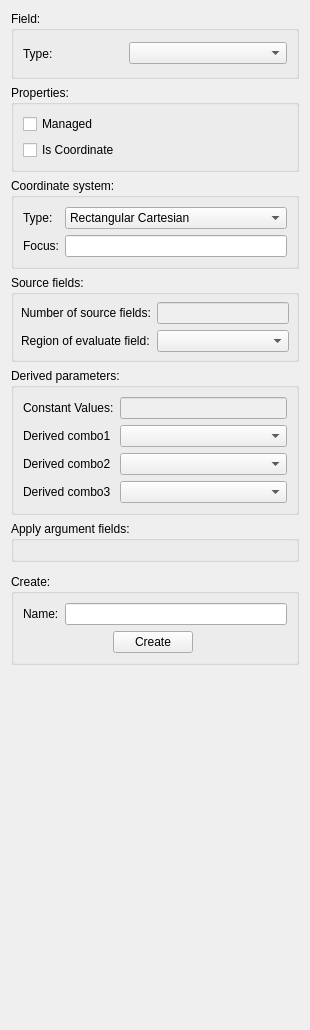
hsorby/cmlibs.widgets, file res/designer/fieldeditorwidget.ui: the form before one commit.
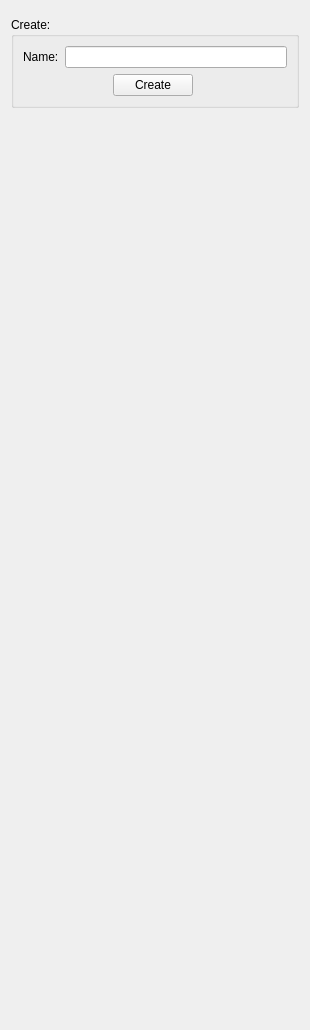
The form after the commit. Custom widgets are drawn as their Qt base class.

Commit message: Remove code no longer used from fieldeditorwidget.py.

The edit to the form file:
```diff
--- a/res/designer/fieldeditorwidget.ui
+++ b/res/designer/fieldeditorwidget.ui
@@ -29,263 +29,6 @@
    <string>Field Editor</string>
   </property>
   <layout class="QVBoxLayout" name="verticalLayout">
-   <item>
-    <widget class="QGroupBox" name="field_groupbox">
-     <property name="title">
-      <string>Field:</string>
-     </property>
-     <layout class="QHBoxLayout" name="horizontalLayout">
-      <item>
-       <widget class="QLabel" name="field_type_label">
-        <property name="sizePolicy">
-         <sizepolicy hsizetype="Minimum" vsizetype="Preferred">
-          <horstretch>0</horstretch>
-          <verstretch>0</verstretch>
-         </sizepolicy>
-        </property>
-        <property name="minimumSize">
-         <size>
-          <width>100</width>
-          <height>27</height>
-         </size>
-        </property>
-        <property name="text">
-         <string>Type:</string>
-        </property>
-       </widget>
-      </item>
-      <item>
-       <widget class="FieldTypeChooserWidget" name="field_type_chooser">
-        <property name="sizePolicy">
-         <sizepolicy hsizetype="Expanding" vsizetype="Fixed">
-          <horstretch>0</horstretch>
-          <verstretch>0</verstretch>
-         </sizepolicy>
-        </property>
-        <property name="sizeAdjustPolicy">
-         <enum>QComboBox::AdjustToContents</enum>
-        </property>
-       </widget>
-      </item>
-     </layout>
-    </widget>
-   </item>
-   <item>
-    <widget class="QGroupBox" name="general_groupbox">
-     <property name="enabled">
-      <bool>true</bool>
-     </property>
-     <property name="maximumSize">
-      <size>
-       <width>16777215</width>
-       <height>16777215</height>
-      </size>
-     </property>
-     <property name="title">
-      <string>Properties:</string>
-     </property>
-     <property name="checkable">
-      <bool>false</bool>
-     </property>
-     <layout class="QGridLayout" name="gridLayout_3">
-      <item row="1" column="0">
-       <widget class="QCheckBox" name="type_coordinate_checkbox">
-        <property name="text">
-         <string>Is Coordinate</string>
-        </property>
-       </widget>
-      </item>
-      <item row="0" column="0">
-       <widget class="QCheckBox" name="managed_checkbox">
-        <property name="text">
-         <string>Managed</string>
-        </property>
-       </widget>
-      </item>
-     </layout>
-    </widget>
-   </item>
-   <item>
-    <widget class="QGroupBox" name="coordinate_system_groupbox">
-     <property name="maximumSize">
-      <size>
-       <width>16777215</width>
-       <height>16777215</height>
-      </size>
-     </property>
-     <property name="title">
-      <string>Coordinate system:</string>
-     </property>
-     <property name="flat">
-      <bool>false</bool>
-     </property>
-     <layout class="QGridLayout" name="gridLayout">
-      <item row="0" column="0">
-       <widget class="QLabel" name="coordinate_system_type_label">
-        <property name="text">
-         <string>Type:</string>
-        </property>
-       </widget>
-      </item>
-      <item row="0" column="1">
-       <widget class="FieldChooserWidget" name="coordinate_system_type_chooser">
-        <property name="editable">
-         <bool>false</bool>
-        </property>
-        <property name="sizeAdjustPolicy">
-         <enum>QComboBox::AdjustToContents</enum>
-        </property>
-        <item>
-         <property name="text">
-          <string>Rectangular Cartesian</string>
-         </property>
-        </item>
-        <item>
-         <property name="text">
-          <string>Cylindrial Polar</string>
-         </property>
-        </item>
-        <item>
-         <property name="text">
-          <string>Spherical Polar</string>
-         </property>
-        </item>
-        <item>
-         <property name="text">
-          <string>Prolate Spheroidal</string>
-         </property>
-        </item>
-        <item>
-         <property name="text">
-          <string>Oblate Spheroidal</string>
-         </property>
-        </item>
-        <item>
-         <property name="text">
-          <string>Fibre</string>
-         </property>
-        </item>
-       </widget>
-      </item>
-      <item row="1" column="0">
-       <widget class="QLabel" name="coordinate_system_focus_label">
-        <property name="text">
-         <string>Focus:</string>
-        </property>
-       </widget>
-      </item>
-      <item row="1" column="1">
-       <widget class="QLineEdit" name="coordinate_system_focus_lineedit"/>
-      </item>
-     </layout>
-    </widget>
-   </item>
-   <item>
-    <widget class="QGroupBox" name="sourcefields_groupbox">
-     <property name="title">
-      <string>Source fields:</string>
-     </property>
-     <layout class="QGridLayout" name="gridLayout_4">
-      <property name="leftMargin">
-       <number>7</number>
-      </property>
-      <property name="topMargin">
-       <number>7</number>
-      </property>
-      <property name="rightMargin">
-       <number>7</number>
-      </property>
-      <property name="bottomMargin">
-       <number>7</number>
-      </property>
-      <item row="0" column="0">
-       <widget class="QLabel" name="number_of_source_fields_label">
-        <property name="text">
-         <string>Number of source fields:</string>
-        </property>
-       </widget>
-      </item>
-      <item row="0" column="1">
-       <widget class="QLineEdit" name="number_of_source_fields_lineedit">
-        <property name="enabled">
-         <bool>false</bool>
-        </property>
-       </widget>
-      </item>
-      <item row="1" column="0">
-       <widget class="QLabel" name="region_of_apply_fields_label">
-        <property name="text">
-         <string>Region of evaluate field:</string>
-        </property>
-       </widget>
-      </item>
-      <item row="1" column="1">
-       <widget class="RegionChooserWidget" name="region_of_apply_fields_chooser"/>
-      </item>
-     </layout>
-    </widget>
-   </item>
-   <item>
-    <widget class="QGroupBox" name="derived_groupbox">
-     <property name="title">
-      <string>Derived parameters:</string>
-     </property>
-     <layout class="QGridLayout" name="gridLayout_9">
-      <item row="1" column="2">
-       <widget class="QComboBox" name="derived_chooser_1"/>
-      </item>
-      <item row="0" column="0">
-       <widget class="QLabel" name="derived_values_label">
-        <property name="text">
-         <string>Constant Values:</string>
-        </property>
-       </widget>
-      </item>
-      <item row="3" column="2">
-       <widget class="QComboBox" name="derived_chooser_3"/>
-      </item>
-      <item row="1" column="0">
-       <widget class="QLabel" name="derived_combo_label_1">
-        <property name="text">
-         <string>Derived combo1</string>
-        </property>
-       </widget>
-      </item>
-      <item row="2" column="0">
-       <widget class="QLabel" name="derived_combo_label_2">
-        <property name="text">
-         <string>Derived combo2</string>
-        </property>
-       </widget>
-      </item>
-      <item row="0" column="2">
-       <widget class="QLineEdit" name="derived_values_lineedit">
-        <property name="enabled">
-         <bool>false</bool>
-        </property>
-       </widget>
-      </item>
-      <item row="3" column="0">
-       <widget class="QLabel" name="derived_combo_label_3">
-        <property name="text">
-         <string>Derived combo3</string>
-        </property>
-       </widget>
-      </item>
-      <item row="2" column="2">
-       <widget class="QComboBox" name="derived_chooser_2"/>
-      </item>
-     </layout>
-    </widget>
-   </item>
-   <item>
-    <widget class="QGroupBox" name="applyargumentfields_groupbox">
-     <property name="title">
-      <string>Apply argument fields:</string>
-     </property>
-     <layout class="QGridLayout" name="gridLayout_11"/>
-    </widget>
-   </item>
    <item>
     <widget class="FieldPropertiesWidget" name="field_properties_widget" native="true"/>
    </item>
@@ -367,22 +110,6 @@
   </layout>
  </widget>
  <customwidgets>
-  <customwidget>
-   <class>RegionChooserWidget</class>
-   <extends>QComboBox</extends>
-   <header>opencmiss/zincwidgets/regionchooserwidget.h</header>
-   <container>1</container>
-  </customwidget>
-  <customwidget>
-   <class>FieldChooserWidget</class>
-   <extends>QComboBox</extends>
-   <header>opencmiss/zincwidgets/fieldchooserwidget.h</header>
-  </customwidget>
-  <customwidget>
-   <class>FieldTypeChooserWidget</class>
-   <extends>QComboBox</extends>
-   <header>opencmiss/zincwidgets/fieldtypechooserwidget.h</header>
-  </customwidget>
   <customwidget>
    <class>FieldPropertiesWidget</class>
    <extends>QWidget</extends>
```
The commit also changes 2 other files.
